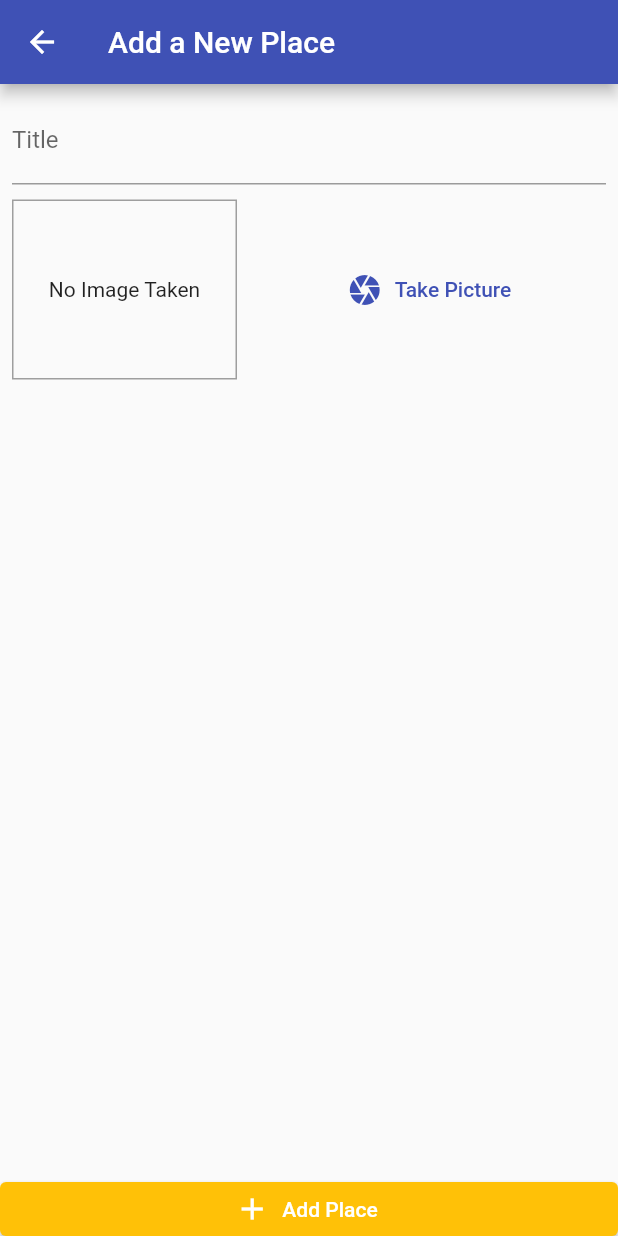
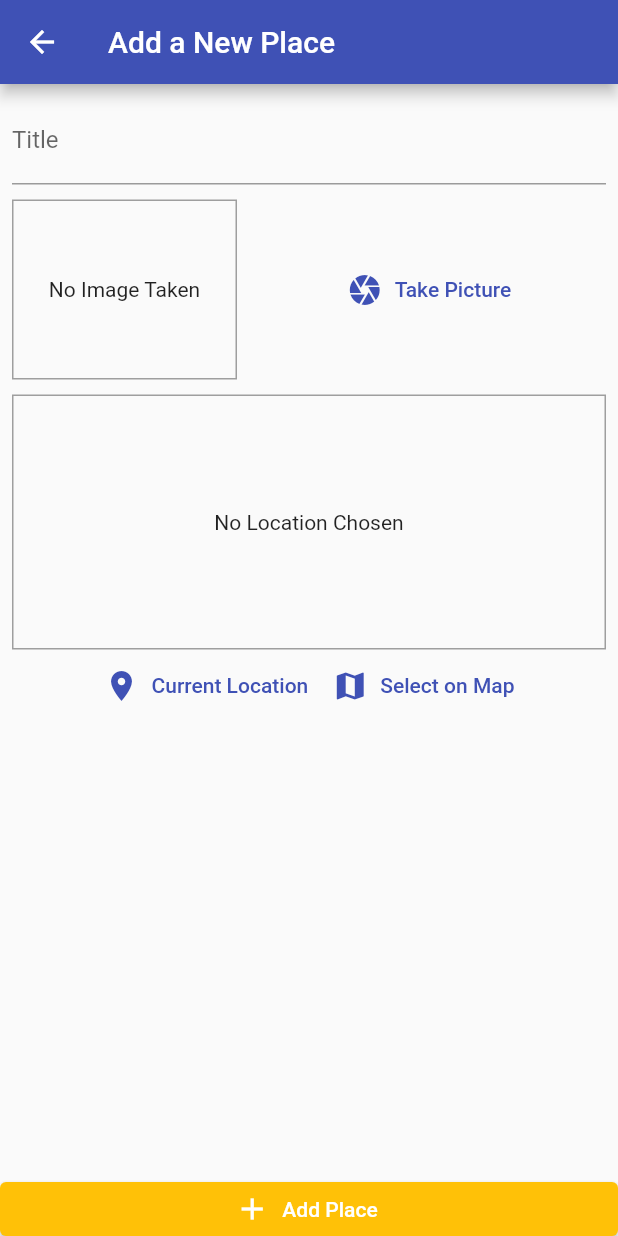
Before and after one commit to wcares/native_device_access, a Flutter app: the screen it shows after launch, after a tap on the "add" icon, on a phone screen of 412 x 824 dp. Run offline on Flutter 3.47's test engine with Material 2 defaults, Android fonts, the phone set to English and light mode, and no system bars; our stand-ins replace google_maps_flutter, image_picker, location, sqflite; accounts and stored records are empty.

Commit message:
Added access to Location, Camera and respective plugins also the presistent storage

```diff
--- /dev/null
+++ b/lib/helpers/db_helper.dart
@@ -0,0 +1,28 @@
+import 'package:sqflite/sqflite.dart' as sql;
+import 'package:path/path.dart' as path;
+import 'package:sqflite/sqflite.dart';
+
+class DBHelper {
+  static Future<Database> database() async {
+    final dbPath = await sql.getDatabasesPath();
+    return sql.openDatabase(path.join(dbPath, 'places.db'),
+        onCreate: (db, version) {
+      return db.execute(
+          'CREATE TABLE user_places(id TEXT PRIMARY KEY, title TEXT, image TEXT, loc_lat REAL, loc_lng REAL, address TEXT)');
+    }, version: 1);
+  }
+
+  static Future<void> insert(String table, Map<String, Object> data) async {
+    final db = await DBHelper.database();
+    db.insert(
+      table,
+      data,
+      conflictAlgorithm: ConflictAlgorithm.replace,
+    );
+  }
+
+  static Future<List<Map<String, Object>>> getData(String table) async {
+    final db = await DBHelper.database();
+    return db.query(table);
+  }
+}
--- /dev/null
+++ b/lib/helpers/location_helper.dart
@@ -0,0 +1,20 @@
+import 'dart:convert';
+
+import 'package:http/http.dart' as http;
+
+const GOOGLE_API_KEY = 'AIzaSyBg9yn5JtQgKRFbg6FCTy4ewbF24kRuAYI';
+
+class LocationHelper {
+  static String generateLocationPreviewImage(
+      {double latitude, double longitude}) {
+    return 'https://maps.googleapis.com/maps/api/staticmap?center=$latitude,$longitude&zoom=13&size=600x300&maptype=roadmap&markers=color:red%7Clabel:A%7C$latitude,$longitude&key=$GOOGLE_API_KEY&signature=YOUR_SIGNATURE';
+  }
+
+  static Future<String> getPlaceAddress(double lat, double lng) async {
+    final url = Uri.parse(
+        'https://maps.googleapis.com/maps/api/geocode/json?latlng=$lat,$lng&key=$GOOGLE_API_KEY');
+
+    final response = await http.get(url);
+    return json.decode(response.body)['results'][0]['formatted_address'];
+  }
+}
--- a/lib/main.dart
+++ b/lib/main.dart
@@ -4,6 +4,7 @@
 import './providers/great_places.dart';
 import './screens/places_list_screen.dart';
 import './screens/add_place_screen.dart';
+import './screens/place_detail_screen.dart';
 
 void main() => runApp(const MyApp());
 
@@ -23,6 +24,7 @@
         home: const PlacesListScreen(),
         routes: {
           AddPlaceScreen.routeName: (ctx) => const AddPlaceScreen(),
+          PlaceDetailScreen.routeName: (ctx) => const PlaceDetailScreen(),
         },
       ),
     );
--- a/lib/models/place.dart
+++ b/lib/models/place.dart
@@ -6,10 +6,10 @@
   final double longitude;
   final String address;
 
-  PlaceLocation({
+  const PlaceLocation({
     @required this.latitude,
     @required this.longitude,
-    @required this.address,
+    this.address,
   });
 }
 
--- a/lib/providers/great_places.dart
+++ b/lib/providers/great_places.dart
@@ -1,5 +1,10 @@
+import 'dart:io';
+
 import 'package:flutter/widgets.dart';
+
 import '../models/place.dart';
+import '../helpers/db_helper.dart';
+import '../helpers/location_helper.dart';
 
 class GreatPlaces with ChangeNotifier {
   List<Place> _items = [];
@@ -7,4 +12,56 @@
   List<Place> get items {
     return [..._items];
   }
+
+  Place findById(String id) {
+    return _items.firstWhere((place) => place.id == id);
+  }
+
+  Future<void> addPlace(
+    String pickedTitle,
+    File pickedImage,
+    PlaceLocation pickedLocation,
+  ) async {
+    final address = await LocationHelper.getPlaceAddress(
+        pickedLocation.latitude, pickedLocation.longitude);
+    final updatedLocation = PlaceLocation(
+      latitude: pickedLocation.latitude,
+      longitude: pickedLocation.longitude,
+      address: address,
+    );
+    final newPlace = Place(
+        id: DateTime.now().toString(),
+        title: pickedTitle,
+        location: updatedLocation,
+        image: pickedImage);
+    _items.add(newPlace);
+    notifyListeners();
+    DBHelper.insert("user_places", {
+      'id': newPlace.id,
+      'title': newPlace.title,
+      'image': newPlace.image.path,
+      'loc_lat': newPlace.location.latitude,
+      'loc_lng': newPlace.location.longitude,
+      'address': newPlace.location.address,
+    });
+  }
+
+  Future<void> fetchAndSetPlaces() async {
+    final dataList = await DBHelper.getData("user_places");
+    _items = dataList
+        .map(
+          (item) => Place(
+            id: item['id'],
+            title: item['title'],
+            image: File(item['image']),
+            location: PlaceLocation(
+              latitude: item['loc_lat'],
+              longitude: item['loc_lng'],
+              address: item['address'],
+            ),
+          ),
+        )
+        .toList();
+    notifyListeners();
+  }
 }
--- a/lib/screens/add_place_screen.dart
+++ b/lib/screens/add_place_screen.dart
@@ -1,6 +1,12 @@
+import 'dart:io';
+
 import 'package:flutter/material.dart';
+import 'package:native_device_access/models/place.dart';
+import 'package:provider/provider.dart';
 
 import '../widgets/image_input.dart';
+import '../providers/great_places.dart';
+import '../widgets/location_input.dart';
 
 class AddPlaceScreen extends StatefulWidget {
   const AddPlaceScreen({Key key}) : super(key: key);
@@ -12,6 +18,27 @@
 
 class _AddPlaceScreenState extends State<AddPlaceScreen> {
   final _titleController = TextEditingController();
+  File _pickedImage;
+  PlaceLocation _pickedLocation;
+
+  void _selectImage(File pickedImage) {
+    _pickedImage = pickedImage;
+  }
+
+  void _selectPlace(double lat, double lng) {
+    _pickedLocation = PlaceLocation(latitude: lat, longitude: lng);
+  }
+
+  void _savePlace() {
+    if (_titleController.text.isEmpty ||
+        _pickedImage == null ||
+        _pickedLocation == null) {
+      return;
+    }
+    Provider.of<GreatPlaces>(context, listen: false)
+        .addPlace(_titleController.text, _pickedImage, _pickedLocation);
+    Navigator.of(context).pop();
+  }
 
   @override
   Widget build(BuildContext context) {
@@ -35,7 +62,11 @@
                     const SizedBox(
                       height: 10,
                     ),
-                    const ImageInput(),
+                    ImageInput(_selectImage),
+                    const SizedBox(
+                      height: 10,
+                    ),
+                    LocationInput(_selectPlace),
                   ],
                 ),
               ),
@@ -47,7 +78,7 @@
               tapTargetSize: MaterialTapTargetSize.shrinkWrap,
               backgroundColor: Theme.of(context).accentColor,
             ),
-            onPressed: () {},
+            onPressed: _savePlace,
             icon: const Icon(Icons.add),
             label: const Text("Add Place"),
           ),
--- a/lib/screens/places_list_screen.dart
+++ b/lib/screens/places_list_screen.dart
@@ -1,5 +1,9 @@
 import 'package:flutter/material.dart';
-import 'package:native_device_access/screens/add_place_screen.dart';
+import 'package:provider/provider.dart';
+
+import '../screens/add_place_screen.dart';
+import '../providers/great_places.dart';
+import './place_detail_screen.dart';
 
 class PlacesListScreen extends StatelessWidget {
   const PlacesListScreen({Key key}) : super(key: key);
@@ -18,8 +22,37 @@
           ),
         ],
       ),
-      body: const Center(
-        child: CircularProgressIndicator(),
+      body: FutureBuilder(
+        future: Provider.of<GreatPlaces>(context, listen: false)
+            .fetchAndSetPlaces(),
+        builder: (ctx, snapshot) => snapshot.connectionState ==
+                ConnectionState.waiting
+            ? const Center(
+                child: CircularProgressIndicator(),
+              )
+            : Consumer<GreatPlaces>(
+                child: const Center(
+                  child: Text("Got no places yet, start adding some!"),
+                ),
+                builder: (ctx, greatPlaces, ch) => greatPlaces.items.isEmpty
+                    ? ch
+                    : ListView.builder(
+                        itemCount: greatPlaces.items.length,
+                        itemBuilder: (ctx, i) => ListTile(
+                          leading: CircleAvatar(
+                            backgroundImage:
+                                FileImage(greatPlaces.items[i].image),
+                          ),
+                          title: Text(greatPlaces.items[i].title),
+                          subtitle: Text(greatPlaces.items[i].location.address),
+                          onTap: () {
+                            Navigator.of(context).pushNamed(
+                                PlaceDetailScreen.routeName,
+                                arguments: greatPlaces.items[i].id);
+                          },
+                        ),
+                      ),
+              ),
       ),
     );
   }
--- /dev/null
+++ b/lib/widgets/location_input.dart
@@ -0,0 +1,100 @@
+import 'package:flutter/material.dart';
+import 'package:google_maps_flutter/google_maps_flutter.dart';
+import 'package:location/location.dart';
+import '../helpers/location_helper.dart';
+import '../screens/map_screen.dart';
+
+class LocationInput extends StatefulWidget {
+  const LocationInput(this.onSelectPlace, {Key key}) : super(key: key);
+  final Function onSelectPlace;
+
+  @override
+  _LocationInputState createState() => _LocationInputState();
+}
+
+class _LocationInputState extends State<LocationInput> {
+  String _previewImageUrl;
+
+  void _showPreview(double lat, double lng) {
+    final staticMapImageUrl = LocationHelper.generateLocationPreviewImage(
+      latitude: lat,
+      longitude: lng,
+    );
+    setState(() {
+      _previewImageUrl = staticMapImageUrl;
+    });
+  }
+
+  Future<void> _getCurrentUserLocation() async {
+    try {
+      final locData = await Location().getLocation();
+      _showPreview(locData.latitude, locData.longitude);
+      widget.onSelectPlace(locData.latitude, locData.longitude);
+    } catch (error) {
+      return;
+    }
+  }
+
+  Future<void> _selectOnMap() async {
+    final selectedLocation = await Navigator.of(context).push<LatLng>(
+      MaterialPageRoute(
+        fullscreenDialog: true,
+        builder: (ctx) => const MapScreen(
+          isSelecting: true,
+        ),
+      ),
+    );
+    if (selectedLocation == null) {
+      return;
+    }
+    _showPreview(selectedLocation.latitude, selectedLocation.longitude);
+    widget.onSelectPlace(selectedLocation.latitude, selectedLocation.longitude);
+  }
+
+  @override
+  Widget build(BuildContext context) {
+    return Column(
+      children: [
+        Container(
+          height: 170,
+          width: double.infinity,
+          alignment: Alignment.center,
+          decoration: BoxDecoration(
+            border: Border.all(width: 1, color: Colors.grey),
+          ),
+          child: _previewImageUrl == null
+              ? const Text(
+                  'No Location Chosen',
+                  textAlign: TextAlign.center,
+                )
+              : Image.network(
+                  _previewImageUrl,
+                  fit: BoxFit.cover,
+                  width: double.infinity,
+                ),
+        ),
+        Row(
+          mainAxisAlignment: MainAxisAlignment.center,
+          children: [
+            TextButton.icon(
+              onPressed: _getCurrentUserLocation,
+              icon: const Icon(Icons.location_on),
+              label: const Text('Current Location'),
+              style: TextButton.styleFrom(
+                primary: Theme.of(context).primaryColor,
+              ),
+            ),
+            TextButton.icon(
+              onPressed: _selectOnMap,
+              icon: const Icon(Icons.map),
+              label: const Text('Select on Map'),
+              style: TextButton.styleFrom(
+                primary: Theme.of(context).primaryColor,
+              ),
+            )
+          ],
+        )
+      ],
+    );
+  }
+}
```
Also changed, not shown: lib/screens/map_screen.dart (added, +68 -0 lines), lib/screens/place_detail_screen.dart (+59 -1 lines), lib/widgets/image_input.dart (+25 -2 lines), pubspec.yaml (+7 -0 lines), pubspec.lock, 5 other files.
